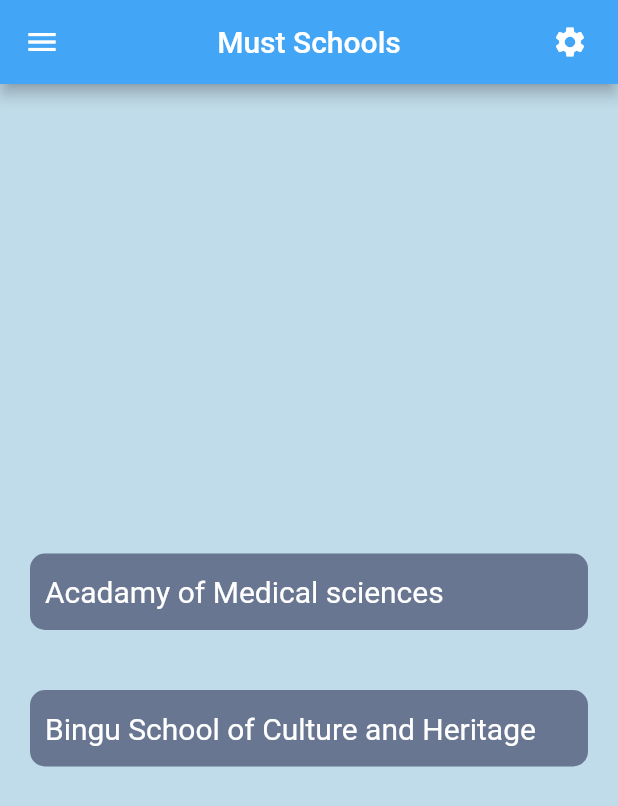
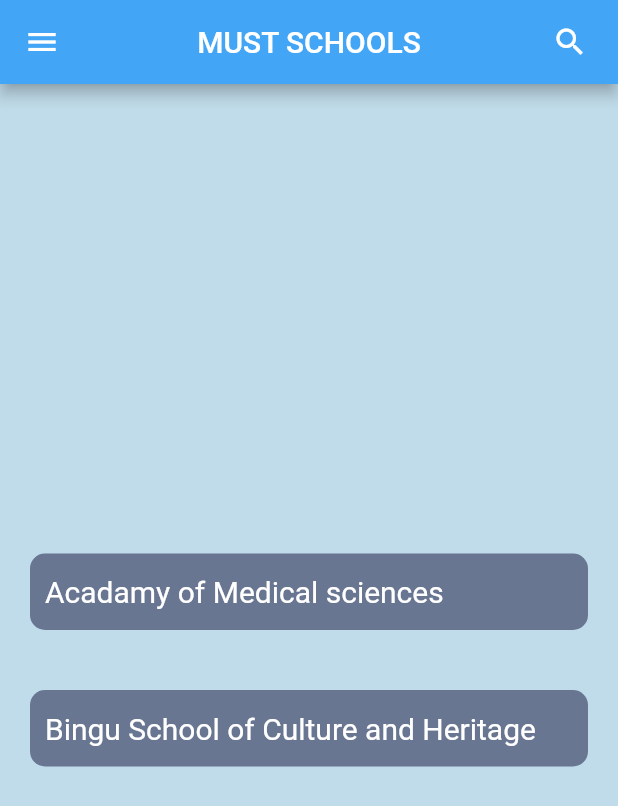
Before and after one commit to shadkasera/must_online, a Flutter app: the screen it shows once a user with an empty profile is signed in, on a phone screen of 412 x 824 dp. Shown: the top 806 px of the screen. Run offline on Flutter 3.47's test engine with Material 2 defaults, Android fonts, the phone set to English and light mode, and no system bars; our stand-ins replace firebase_auth, firebase_core; accounts and stored records are empty.

Commit message:
updated the drawer

```diff
--- a/lib/pages/homescreen.dart
+++ b/lib/pages/homescreen.dart
@@ -20,13 +20,13 @@ class HomeScreen extends StatelessWidget {
             );
           },
         ),
-        title: const Text('Must Schools'),
+        title: const Text('MUST SCHOOLS'),
         centerTitle: true,
         actions: const [
           Padding(
             padding: EdgeInsets.only(right: 20),
             child: Icon(
-              Icons.settings,
+              Icons.search,
             ),
           )
         ],
@@ -59,7 +59,16 @@ class HomeScreen extends StatelessWidget {
                 ),
               ),
             ),
+
             ListTile(
+              leading: const Icon(Icons.home),
+              title: const Text('Home'),
+              onTap: () {
+                // Update the UI
+              },
+            ),
+
+             ListTile(
               leading: const Icon(Icons.logout,),
               title: const Text('Log out'),
               onTap: () {
@@ -67,20 +76,7 @@ class HomeScreen extends StatelessWidget {
                  FirebaseAuth.instance.signOut();
               },
             ),
-            ListTile(
-              leading: const Icon(Icons.accessibility),
-              title: const Text('Item 2'),
-              onTap: () {
-                // Update the UI
-              },
-            ),
-            ListTile(
-              leading: const Icon(Icons.account_balance),
-              title: const Text('Item 3'),
-              onTap: () {
-                // Update the UI
-              },
-            ),
+
           ],
         ),
       ),
```
